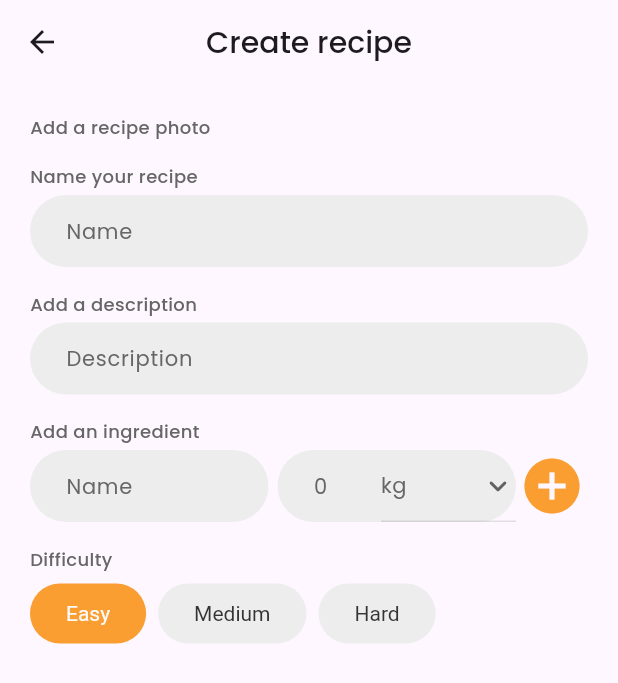
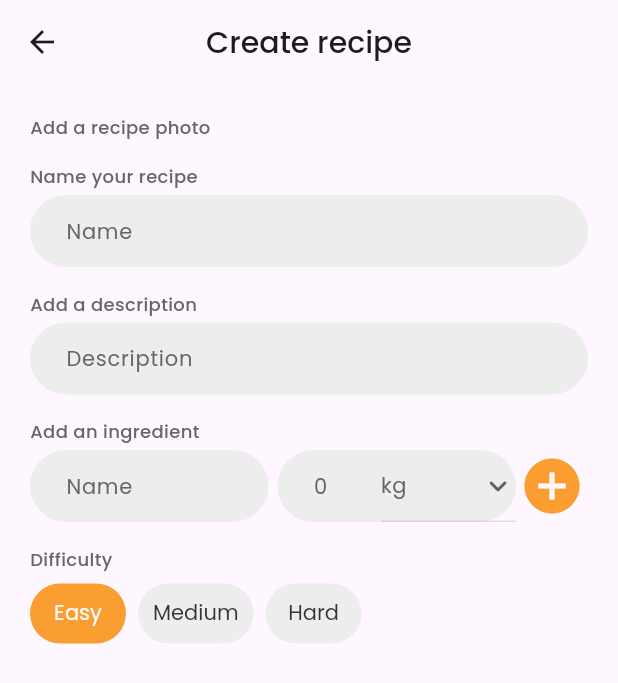
Before and after one commit to angelvlch/CooksCorner, a Flutter app: the CreateRecipeScreen screen opened by its route, on a phone screen of 412 x 824 dp. Shown: the top 683 px of the screen. Run offline on Flutter 3.47's test engine with Material 3 defaults, Android fonts, the phone set to English and light mode, and no system bars; our stand-ins replace bloc, cached_network_image, dio, flutter_bloc, flutter_svg.

Commit message:
refactor levels button

```diff
--- a/lib/features/create_recipe/presentation/widgets/level_button.dart
+++ b/lib/features/create_recipe/presentation/widgets/level_button.dart
@@ -18,6 +18,11 @@ class LevelButton extends StatelessWidget {
   Widget build(BuildContext context) {
     return ElevatedButton(
       style: ButtonStyle(
+        padding: MaterialStateProperty.all(
+            const EdgeInsets.symmetric(horizontal: 10)),
+        shape: MaterialStateProperty.all(
+          RoundedRectangleBorder(borderRadius: BorderRadius.circular(100)),
+        ),
         foregroundColor: MaterialStateColor.resolveWith((states) {
           if (selectedIndex != level['id']) {
             return AppColors.text;
@@ -26,7 +31,7 @@ class LevelButton extends StatelessWidget {
           }
         }),
         elevation: const MaterialStatePropertyAll(0),
-        textStyle: MaterialStateProperty.all(TextStyle()),
+        textStyle: MaterialStateProperty.all(AppFonts.s14w400),
         backgroundColor: MaterialStateProperty.resolveWith<Color>((_) {
           if (selectedIndex != level['id']) {
             return AppColors.inputFieldBackground;
```
